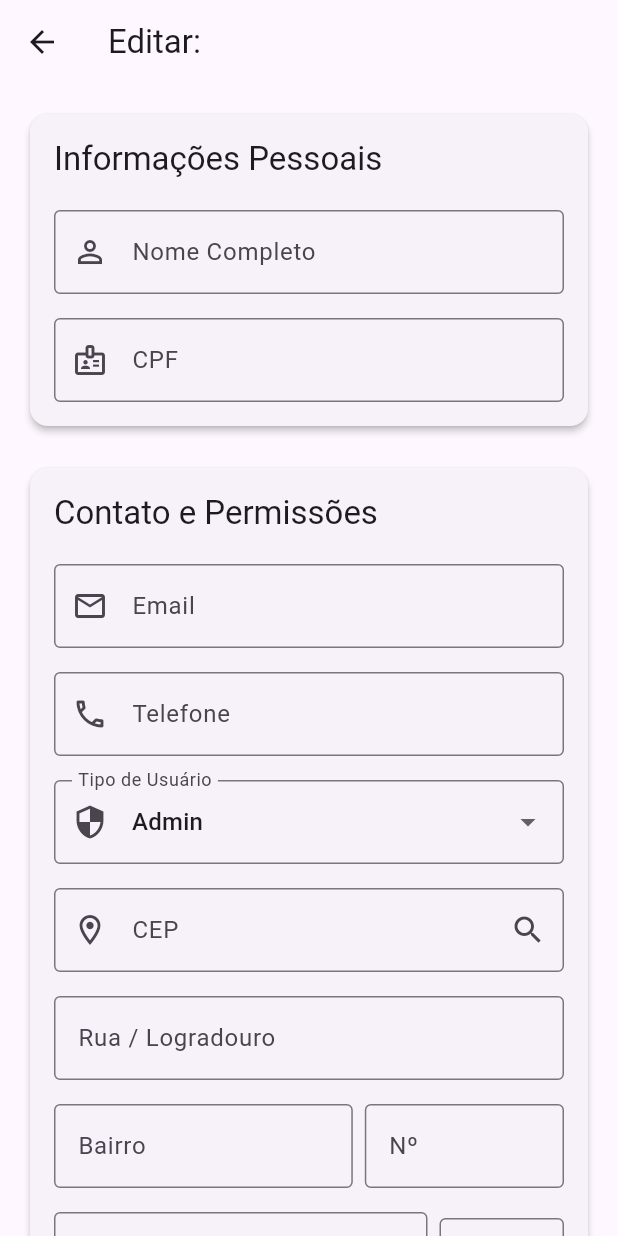
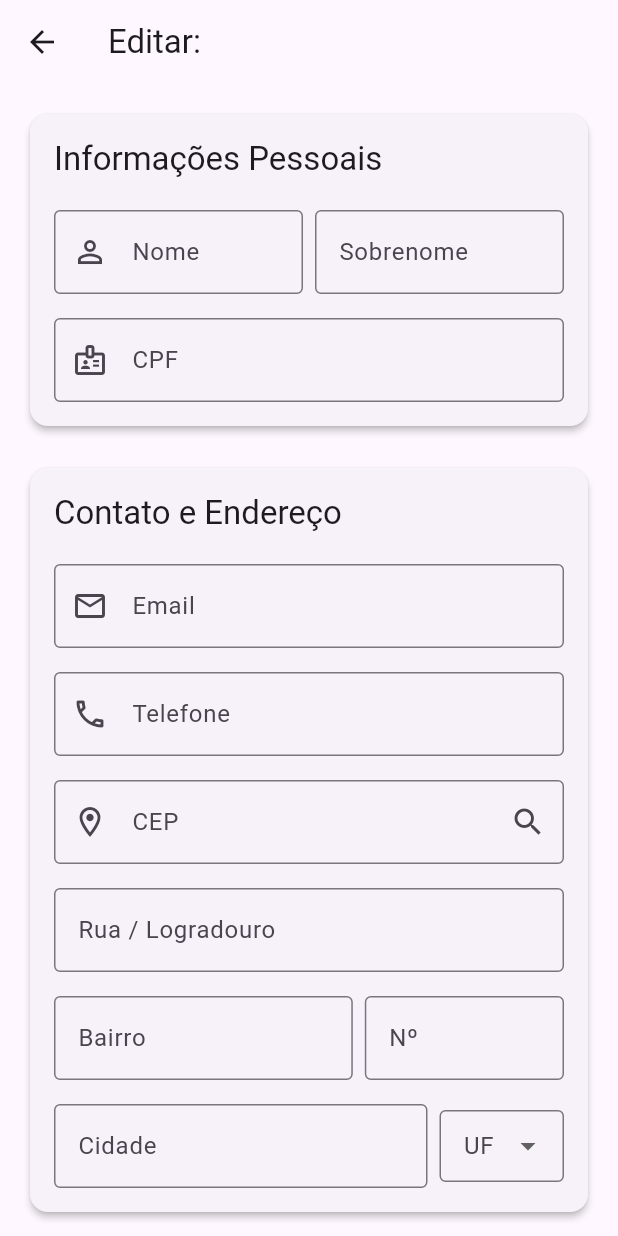
Before and after one commit to LeandroGuilhermiti/tcc-frontend, a Flutter app: the PacienteEditPage screen opened directly with empty values, on a phone screen of 412 x 824 dp. Run offline on Flutter 3.47's test engine with Material 3 defaults, Android fonts, the phone set to English and light mode, and no system bars; our stand-ins replace flutter_dotenv, google_fonts, jwt_decoder, mask_text_input_formatter, syncfusion_flutter_calendar, table_calendar; missing offline and left inert: dart:html, flutter_appauth, flutter_web_auth_2; accounts and stored records are empty.

Commit message:
Melhorando editarUsuario do administrador

```diff
--- a/lib/pages/admin_user/edit_user_page.dart
+++ b/lib/pages/admin_user/edit_user_page.dart
@@ -31,9 +31,10 @@ class _PacienteEditPageState extends State<PacienteEditPage> {
     'SE': 'Sergipe', 'TO': 'Tocantins',
   };
 
-  // Controladores
-  late TextEditingController _nomeController;
-  late TextEditingController _sobrenomeController; // Caso queira separar ou juntar
+  // --- ALTERAÇÃO 1: Controladores separados para Nome e Sobrenome ---
+  late TextEditingController _givenNameController; // Nome
+  late TextEditingController _familyNameController; // Sobrenome
+
   late TextEditingController _cpfController;
   late TextEditingController _cepController;
   late TextEditingController _telefoneController;
@@ -74,13 +75,11 @@ class _PacienteEditPageState extends State<PacienteEditPage> {
   void _inicializarDados() {
     final p = widget.paciente;
 
-    // Concatena nome se necessário ou usa campos separados se tiver no model
-    String nomeCompleto = p.primeiroNome ?? '';
-    if (p.sobrenome != null && p.sobrenome!.isNotEmpty) {
-      nomeCompleto += ' ${p.sobrenome}';
-    }
+    // --- ALTERAÇÃO 2: Inicialização separada ---
+    // Pega o dado do model, ou string vazia se for null
+    _givenNameController = TextEditingController(text: p.primeiroNome ?? '');
+    _familyNameController = TextEditingController(text: p.sobrenome ?? '');
 
-    _nomeController = TextEditingController(text: nomeCompleto);
     _emailController = TextEditingController(text: p.email ?? '');
 
     // Aplica a máscara nos dados vindos do banco
@@ -88,21 +87,23 @@ class _PacienteEditPageState extends State<PacienteEditPage> {
     _cepController = TextEditingController(text: _cepFormatter.maskText(p.cep ?? ''));
     _telefoneController = TextEditingController(text: _telefoneFormatter.maskText(p.telefone ?? ''));
 
-    // Inicializa endereço (Caso o UserModel não tenha esses campos, iniciam vazios)
-    // Se você tiver adicionado rua/bairro no UserModel, mapeie aqui: p.rua, p.bairro...
-    _ruaController = TextEditingController(text: '');
+    // Inicializa endereço
+    _ruaController = TextEditingController(text: ''); // Mapear p.rua se existir
     _numeroController = TextEditingController(text: '');
     _bairroController = TextEditingController(text: '');
     _cidadeController = TextEditingController(text: '');
-    _ufSelecionada = null; // ou p.uf
+    _ufSelecionada = null;
 
-    // Define o tipo inicial baseado no Role do usuário
+    // Define o tipo inicial
     _tipoSelecionado = p.role == UserRole.admin ? 'admin' : 'cliente';
   }
 
   @override
   void dispose() {
-    _nomeController.dispose();
+    // --- ALTERAÇÃO 3: Dispose dos novos controllers ---
+    _givenNameController.dispose();
+    _familyNameController.dispose();
+
     _cpfController.dispose();
     _cepController.dispose();
     _telefoneController.dispose();
@@ -114,7 +115,7 @@ class _PacienteEditPageState extends State<PacienteEditPage> {
     super.dispose();
   }
 
-  // --- Lógica de CEP (Idêntica ao Cadastro) ---
+  // --- Lógica de CEP (Mantida igual) ---
   Future<void> _buscarCep() async {
     final cep = _cepFormatter.getUnmaskedText();
     if (cep.length != 8) return;
@@ -241,29 +242,19 @@ class _PacienteEditPageState extends State<PacienteEditPage> {
 
     setState(() => _isSaving = true);
 
-    // Separando Nome e Sobrenome (lógica simples baseada no primeiro espaço)
-    final nomeCompleto = _nomeController.text.trim();
-    String nome = nomeCompleto;
-    String sobrenome = '';
+    // --- ALTERAÇÃO 4: Montagem do JSON com as chaves corretas ---
+    final Map<String, dynamic> dadosAtualizados = {
+      // Usando as chaves que seu Backend Node espera
+      'givenName': _givenNameController.text.trim(),
+      'familyName': _familyNameController.text.trim(),
 
-    if (nomeCompleto.contains(' ')) {
-      final partes = nomeCompleto.split(' ');
-      nome = partes[0];
-      sobrenome = partes.sublist(1).join(' ');
-    }
-
-    // Monta o JSON de Atualização (PATCH)
-    final Map<String, dynamic> dadosAtualizados = {
-      'nome': nome,
-      'sobrenome': sobrenome,
       'email': _emailController.text.trim(),
       'cpf': _cpfFormatter.getUnmaskedText(),
       'cep': _cepFormatter.getUnmaskedText(),
       'telefone': _telefoneFormatter.getUnmaskedText(),
-      // Converte a string 'admin'/'cliente' para Inteiro (1 ou 0)
+
       'tipo': _tipoSelecionado == 'admin' ? 1 : 0,
 
-      // Adicione os campos de endereço se seu backend suportar no PATCH
       'logradouro': _ruaController.text,
       'numero': _numeroController.text,
       'bairro': _bairroController.text,
@@ -272,18 +263,15 @@ class _PacienteEditPageState extends State<PacienteEditPage> {
     };
 
     try {
-      // Chama o método de ATUALIZAR, passando o ID do usuário
       final sucesso = await Provider.of<UsuarioProvider>(context, listen: false)
           .atualizarUsuario(dadosAtualizados, idUsuarioAlvo: widget.paciente.id);
-          // Nota: Certifique-se que seu UsuarioProvider tem um método como 'atualizarUsuarioNaLista'
-          // que recebe (id, map) e faz o PATCH na API.
 
       if (sucesso && mounted) {
         ScaffoldMessenger.of(context).showSnackBar(const SnackBar(
           content: Text('Dados atualizados com sucesso!'),
           backgroundColor: Colors.green,
         ));
-        Navigator.pop(context); // Volta para a lista
+        Navigator.pop(context);
       } else if (mounted) {
         final erro = Provider.of<UsuarioProvider>(context, listen: false).error;
         ScaffoldMessenger.of(context).showSnackBar(SnackBar(
@@ -323,16 +311,37 @@ class _PacienteEditPageState extends State<PacienteEditPage> {
                   children: [
                     Text("Informações Pessoais", style: Theme.of(context).textTheme.titleLarge),
                     const SizedBox(height: 20),
-                    TextFormField(
-                      controller: _nomeController,
-                      decoration: const InputDecoration(
-                        labelText: 'Nome Completo',
-                        prefixIcon: Icon(Icons.person_outline),
-                        border: OutlineInputBorder(),
-                      ),
-                      validator: (v) => v == null || v.trim().isEmpty ? 'Informe o nome' : null,
+
+                    // --- ALTERAÇÃO 5: Linha com Nome e Sobrenome separados ---
+                    Row(
+                      children: [
+                        Expanded(
+                          child: TextFormField(
+                            controller: _givenNameController,
+                            decoration: const InputDecoration(
+                              labelText: 'Nome', // Label para UI
+                              prefixIcon: Icon(Icons.person_outline),
+                              border: OutlineInputBorder(),
+                            ),
+                            validator: (v) => v == null || v.trim().isEmpty ? 'Obrigatório' : null,
+                          ),
+                        ),
+                        const SizedBox(width: 8),
+                        Expanded(
+                          child: TextFormField(
+                            controller: _familyNameController,
+                            decoration: const InputDecoration(
+                              labelText: 'Sobrenome', // Label para UI
+                              border: OutlineInputBorder(),
+                            ),
+                            // Sobrenome é opcional? Se for obrigatório, adicione validação
+                            validator: (v) => v == null || v.trim().isEmpty ? 'Obrigatório' : null,
+                          ),
+                        ),
+                      ],
                     ),
                     const SizedBox(height: 16),
+
                     TextFormField(
                       controller: _cpfController,
                       decoration: const InputDecoration(
@@ -350,7 +359,7 @@ class _PacienteEditPageState extends State<PacienteEditPage> {
             ),
             const SizedBox(height: 20),
 
-            // --- Card de Contato e Acesso ---
+            // --- Card de Contato ---
             Card(
               elevation: 2,
               shape: RoundedRectangleBorder(borderRadius: BorderRadius.circular(12)),
@@ -359,7 +368,7 @@ class _PacienteEditPageState extends State<PacienteEditPage> {
                 child: Column(
                   crossAxisAlignment: CrossAxisAlignment.start,
                   children: [
-                    Text("Contato e Permissões", style: Theme.of(context).textTheme.titleLarge),
+                    Text("Contato e Endereço", style: Theme.of(context).textTheme.titleLarge),
                     const SizedBox(height: 20),
                     TextFormField(
                       controller: _emailController,
@@ -383,25 +392,10 @@ class _PacienteEditPageState extends State<PacienteEditPage> {
                       inputFormatters: [_telefoneFormatter],
                       validator: (v) => v == null || v.length < 15 ? 'Telefone inválido' : null,
                     ),
-                    const SizedBox(height: 16),
-                    // DROPDOWN DE TIPO (ROLE)
-                    DropdownButtonFormField<String>(
-                      decoration: const InputDecoration(
-                        labelText: 'Tipo de Usuário',
-                        prefixIcon: Icon(Icons.security_outlined),
-                        border: OutlineInputBorder(),
-                      ),
-                      value: _tipoSelecionado,
-                      items: ['cliente', 'admin'].map((tipo) => DropdownMenuItem(
-                        value: tipo,
-                        child: Text(tipo[0].toUpperCase() + tipo.substring(1)),
-                      )).toList(),
-                      onChanged: (value) => setState(() => _tipoSelecionado = value),
-                      validator: (value) => value == null ? 'Selecione o tipo' : null,
-                    ),
+
                     const SizedBox(height: 16),
 
-                    // --- ÁREA DE ENDEREÇO (Igual ao Cadastro) ---
+                    // --- ÁREA DE ENDEREÇO ---
                     TextFormField(
                       controller: _cepController,
                       keyboardType: TextInputType.number,
@@ -493,6 +487,38 @@ class _PacienteEditPageState extends State<PacienteEditPage> {
                 ),
               ),
             ),
+            const SizedBox(height: 20),
+
+            // --- ALTERAÇÃO 6: Card exclusivo para Permissões no final ---
+            Card(
+              elevation: 2,
+              shape: RoundedRectangleBorder(borderRadius: BorderRadius.circular(12)),
+              child: Padding(
+                padding: const EdgeInsets.all(16.0),
+                child: Column(
+                  crossAxisAlignment: CrossAxisAlignment.start,
+                  children: [
+                    Text("Configurações do Sistema", style: Theme.of(context).textTheme.titleLarge),
+                    const SizedBox(height: 20),
+                    DropdownButtonFormField<String>(
+                      decoration: const InputDecoration(
+                        labelText: 'Tipo de Usuário',
+                        prefixIcon: Icon(Icons.security_outlined),
+                        border: OutlineInputBorder(),
+                      ),
+                      value: _tipoSelecionado,
+                      items: ['cliente', 'admin'].map((tipo) => DropdownMenuItem(
+                        value: tipo,
+                        child: Text(tipo[0].toUpperCase() + tipo.substring(1)),
+                      )).toList(),
+                      onChanged: (value) => setState(() => _tipoSelecionado = value),
+                      validator: (value) => value == null ? 'Selecione o tipo' : null,
+                    ),
+                  ],
+                ),
+              ),
+            ),
+
             const SizedBox(height: 24),
 
             // Botão Salvar
```
